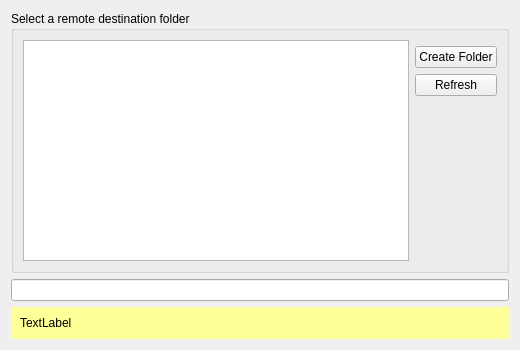
Above: src/gui/folderwizardtargetpage.ui from nextcloud/desktop before the change. Below: the same form after it.
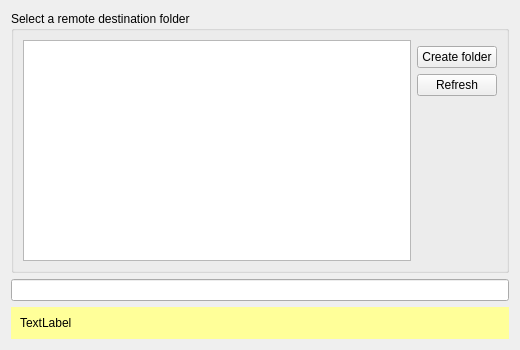
That is the form after the change.

Commit message: l10n: Change case of one word

The edit to the form file:
```diff
--- a/src/gui/folderwizardtargetpage.ui
+++ b/src/gui/folderwizardtargetpage.ui
@@ -140,7 +140,7 @@
       <item row="1" column="1">
        <widget class="QPushButton" name="addFolderButton">
         <property name="text">
-         <string>Create Folder</string>
+         <string>Create folder</string>
         </property>
        </widget>
       </item>
```
